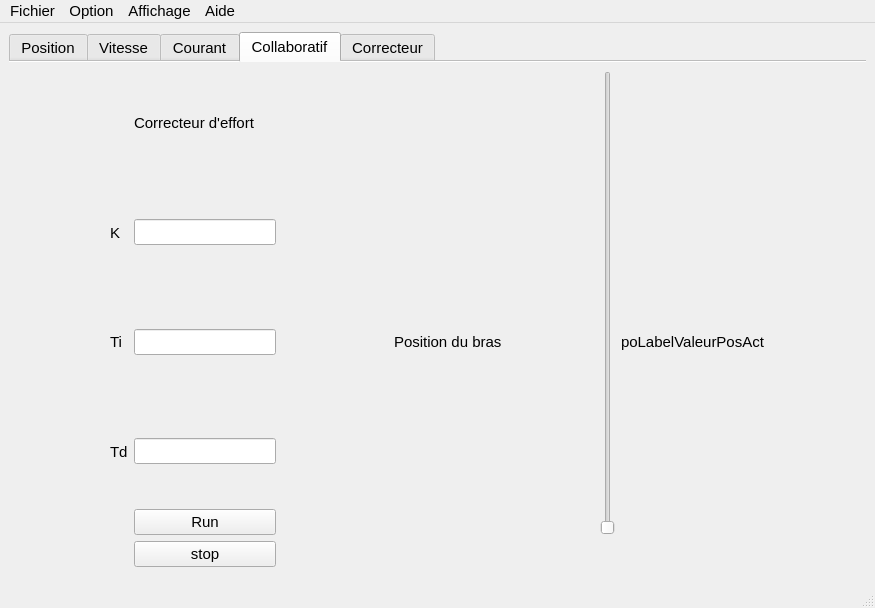
MascarPun/Logiciel_projet_long_commande_collaborative, file interface.ui: the form before one commit.
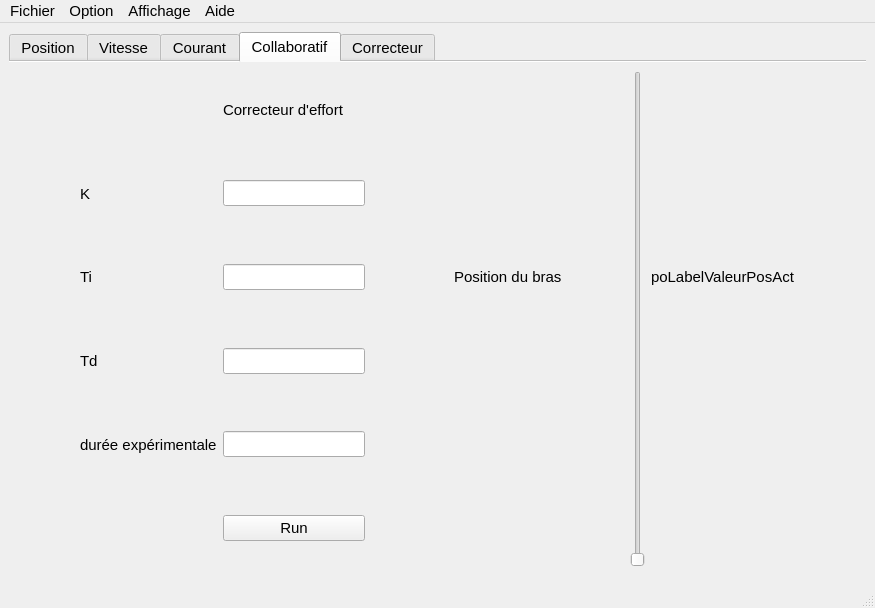
The form after the commit.

What changed in the file:
```diff
--- a/interface.ui
+++ b/interface.ui
@@ -1043,7 +1043,7 @@
           </property>
          </spacer>
         </item>
-        <item row="4" column="2">
+        <item row="5" column="2">
          <widget class="QPushButton" name="run_col">
           <property name="text">
            <string>Run</string>
@@ -1077,7 +1077,20 @@
           </property>
          </widget>
         </item>
-        <item row="0" column="8" rowspan="5">
+        <item row="5" column="4">
+         <spacer name="verticalSpacer_22">
+          <property name="orientation">
+           <enum>Qt::Vertical</enum>
+          </property>
+          <property name="sizeHint" stdset="0">
+           <size>
+            <width>20</width>
+            <height>40</height>
+           </size>
+          </property>
+         </spacer>
+        </item>
+        <item row="0" column="8" rowspan="6">
          <widget class="QSlider" name="Slider_col">
           <property name="orientation">
            <enum>Qt::Vertical</enum>
@@ -1160,15 +1173,18 @@
           </property>
          </spacer>
         </item>
-        <item row="5" column="2">
-         <widget class="QPushButton" name="pushButton">
+        <item row="4" column="1">
+         <widget class="QLabel" name="label_57">
           <property name="text">
-           <string>stop</string>
+           <string>durée expérimentale</string>
           </property>
          </widget>
         </item>
-        <item row="4" column="4" rowspan="2">
-         <spacer name="verticalSpacer_22">
+        <item row="4" column="2">
+         <widget class="QLineEdit" name="lineEdit"/>
+        </item>
+        <item row="4" column="4">
+         <spacer name="verticalSpacer_24">
           <property name="orientation">
            <enum>Qt::Vertical</enum>
           </property>
```
